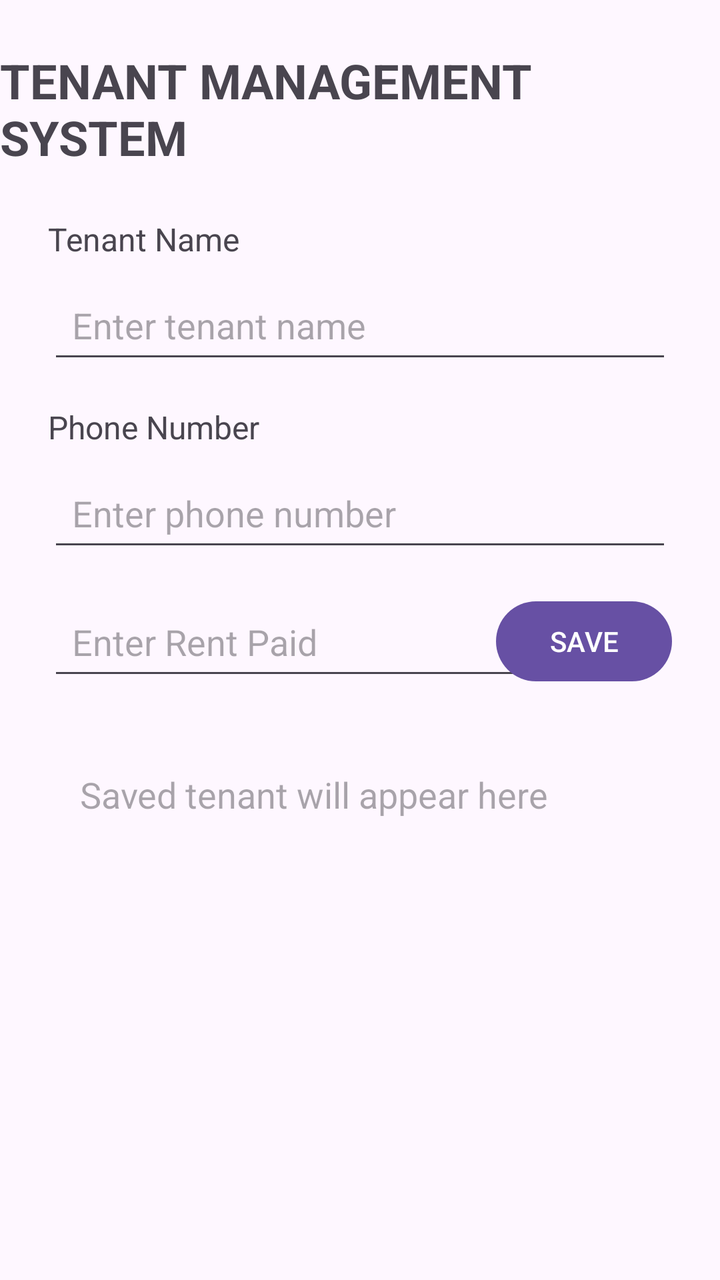
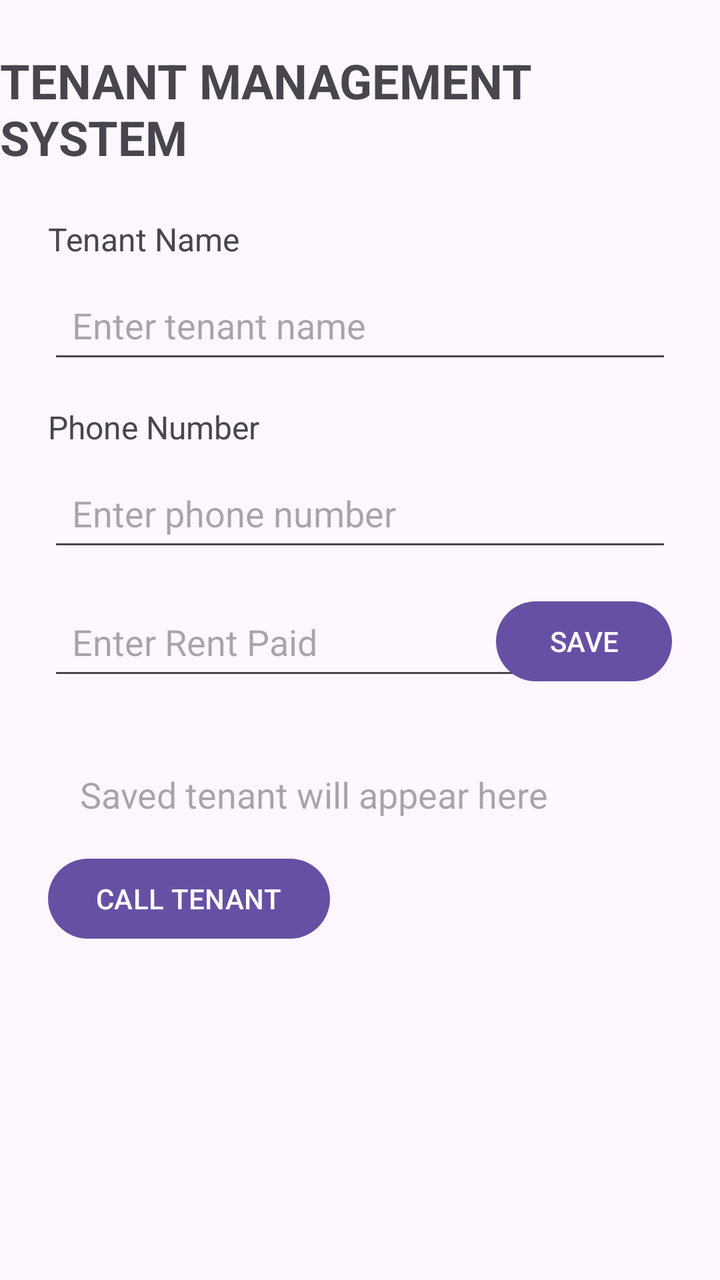

Before-and-after screenshots of an Android layout around one commit, followed by the original layout XML and the change that was made.
<!-- AndroidManifest.xml: application theme Theme.TenantManagementSystem2 -->
<!-- res/layout/activity_main.xml -->
<?xml version="1.0" encoding="utf-8"?>
<layout xmlns:android="http://schemas.android.com/apk/res/android"
    xmlns:app="http://schemas.android.com/apk/res-auto">

    <data>
        <variable
            name="tenant"
            type="com.example.tenantmanagementsystem2.Tenant" />
    </data>

    <androidx.constraintlayout.widget.ConstraintLayout
        android:layout_width="match_parent"
        android:layout_height="match_parent">

        <TextView
            android:id="@+id/titleTextView"
            android:layout_width="wrap_content"
            android:layout_height="wrap_content"
            android:text="TENANT MANAGEMENT SYSTEM"
            android:textSize="24sp"
            android:textStyle="bold"
            android:layout_marginTop="24dp"
            app:layout_constraintTop_toTopOf="parent"
            app:layout_constraintStart_toStartOf="parent"
            app:layout_constraintEnd_toEndOf="parent" />

        <TextView
            android:id="@+id/tenantNameLabel"
            android:layout_width="wrap_content"
            android:layout_height="wrap_content"
            android:text="Tenant Name"
            android:textSize="16sp"
            android:layout_marginTop="24dp"
            android:layout_marginStart="24dp"
            app:layout_constraintTop_toBottomOf="@id/titleTextView"
            app:layout_constraintStart_toStartOf="parent" />

        <EditText
            android:id="@+id/tenantNameEditText"
            android:layout_width="0dp"
            android:layout_height="wrap_content"
            android:hint="Enter tenant name"
            android:minHeight="48dp"
            android:padding="12dp"
            android:layout_marginTop="8dp"
            android:layout_marginStart="24dp"
            android:layout_marginEnd="24dp"
            app:layout_constraintTop_toBottomOf="@id/tenantNameLabel"
            app:layout_constraintStart_toStartOf="parent"
            app:layout_constraintEnd_toEndOf="parent" />

        <TextView
            android:id="@+id/phoneLabel"
            android:layout_width="wrap_content"
            android:layout_height="wrap_content"
            android:text="Phone Number"
            android:textSize="16sp"
            android:layout_marginTop="16dp"
            android:layout_marginStart="24dp"
            app:layout_constraintTop_toBottomOf="@id/tenantNameEditText"
            app:layout_constraintStart_toStartOf="parent" />

        <EditText
            android:id="@+id/phoneEditText"
            android:layout_width="0dp"
            android:layout_height="wrap_content"
            android:hint="Enter phone number"
            android:inputType="phone"
            android:minHeight="48dp"
            android:padding="12dp"
            android:layout_marginTop="8dp"
            android:layout_marginStart="24dp"
            android:layout_marginEnd="24dp"
            app:layout_constraintTop_toBottomOf="@id/phoneLabel"
            app:layout_constraintStart_toStartOf="parent"
            app:layout_constraintEnd_toEndOf="parent" />

        <EditText
            android:id="@+id/rentEditText"
            android:layout_width="0dp"
            android:layout_height="wrap_content"
            android:hint="Enter Rent Paid"
            android:inputType="numberDecimal"
            android:minHeight="48dp"
            android:padding="12dp"
            android:layout_marginStart="24dp"
            android:layout_marginTop="16dp"
            android:layout_marginEnd="8dp"
            app:layout_constraintTop_toBottomOf="@id/phoneEditText"
            app:layout_constraintStart_toStartOf="parent"
            app:layout_constraintEnd_toEndOf="@id/saveButton" />

        <Button
            android:id="@+id/saveButton"
            android:layout_width="wrap_content"
            android:layout_height="wrap_content"
            android:text="SAVE"
            android:layout_marginEnd="24dp"
            app:layout_constraintTop_toTopOf="@id/rentEditText"
            app:layout_constraintEnd_toEndOf="parent" />

        <TextView
            android:id="@+id/tenantResultTextView"
            android:layout_width="0dp"
            android:layout_height="wrap_content"
            android:text="@{tenant.summary()}"
            android:hint="Saved tenant will appear here"
            android:textSize="18sp"
            android:padding="16dp"
            android:layout_margin="24dp"
            app:layout_constraintTop_toBottomOf="@id/rentEditText"
            app:layout_constraintStart_toStartOf="parent"
            app:layout_constraintEnd_toEndOf="parent" />

    </androidx.constraintlayout.widget.ConstraintLayout>
</layout>
<!-- resources referenced by this layout -->
<resources>
  <style name="Theme.TenantManagementSystem2" parent="Base.Theme.TenantManagementSystem2" />
  <style name="Base.Theme.TenantManagementSystem2" parent="Theme.Material3.DayNight.NoActionBar">
          
          
      </style>
</resources>

<!-- the commit's change to res/layout/activity_main.xml (unified diff, before → after) -->
@@ -112,5 +112,14 @@
             app:layout_constraintStart_toStartOf="parent"
             app:layout_constraintEnd_toEndOf="parent" />
 
+        <Button
+            android:id="@+id/callButton"
+            android:layout_width="wrap_content"
+            android:layout_height="wrap_content"
+            android:text="CALL TENANT"
+            android:layout_marginStart="24dp"
+            app:layout_constraintTop_toBottomOf="@id/tenantResultTextView"
+            app:layout_constraintStart_toStartOf="parent" />
+
     </androidx.constraintlayout.widget.ConstraintLayout>
 </layout>
